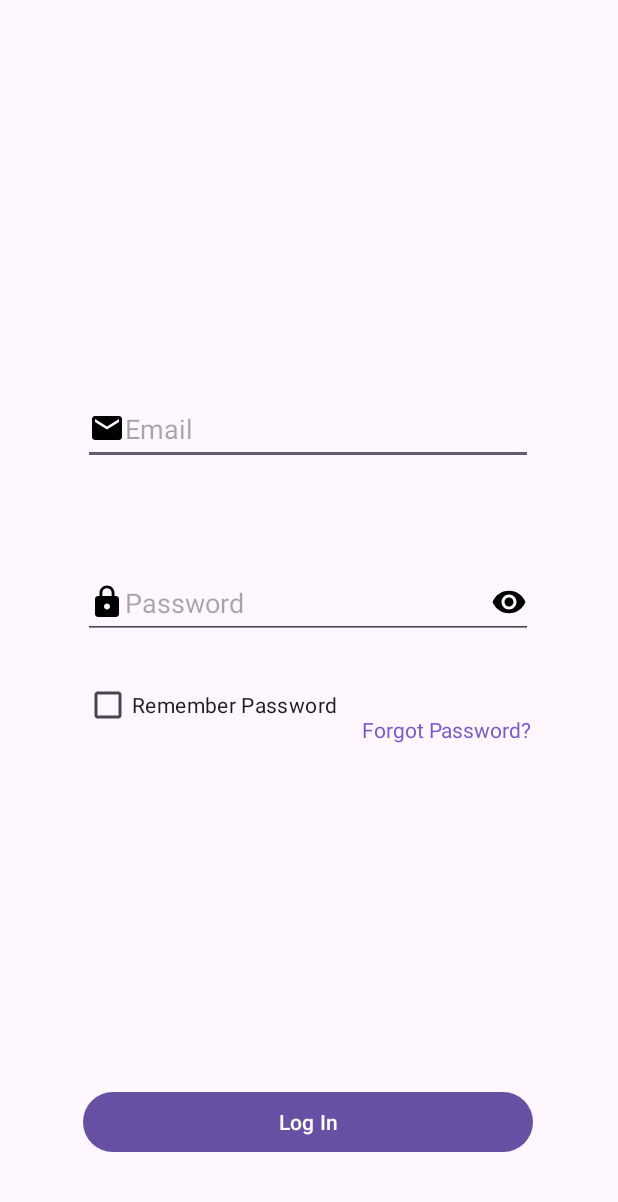
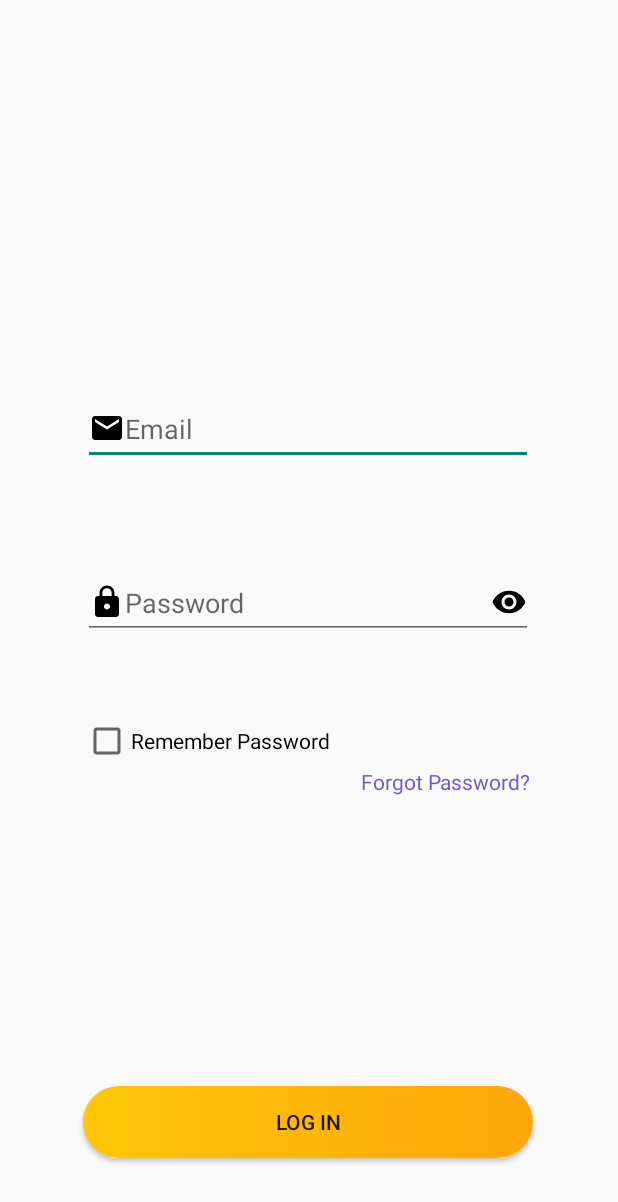
Before and after one commit to ismaelnaciri/IsmaCuts, an Android app: the LoginActivity screen opened directly, with no data from a screen before it, on a phone screen of 412 x 824 dp. Shown: the top 1202 px of the screen. Run offline under Robolectric (Android 15) with nearby library versions, the phone set to English and light mode, and no system bars; our stand-ins replace Firebase (no records; nobody signed in at launch, a user with empty details on screens opened directly), data binding.

Commit message:
Create user with auth and login works

```diff
--- a/app/build.gradle.kts
+++ b/app/build.gradle.kts
@@ -42,6 +42,7 @@ android {
 
 dependencies {
 
+    implementation("androidx.activity:activity:1.8.0")
     val nav_version = "2.7.5"
     val lifecycle_version = "2.6.2"
     val glide_version = "4.16.0"
--- a/app/src/main/java/cat/insvidreres/inf/ismacuts/login/LoginActivity.kt
+++ b/app/src/main/java/cat/insvidreres/inf/ismacuts/login/LoginActivity.kt
@@ -1,19 +1,55 @@
 package cat.insvidreres.inf.ismacuts.login
 
+import android.content.Context
+import android.content.Intent
 import androidx.appcompat.app.AppCompatActivity
 import android.os.Bundle
-import cat.insvidreres.inf.ismacuts.R
+import androidx.activity.viewModels
 import cat.insvidreres.inf.ismacuts.databinding.ActivityLoginBinding
+import cat.insvidreres.inf.ismacuts.users.UsersMainActivity
+import cat.insvidreres.inf.ismacuts.utils.ErrorHandler
+import com.google.firebase.Firebase
+import com.google.firebase.analytics.FirebaseAnalytics
+import com.google.firebase.analytics.analytics
+import com.google.firebase.firestore.FirebaseFirestore
+import com.google.firebase.firestore.firestore
 
-class LoginActivity : AppCompatActivity() {
+class LoginActivity : AppCompatActivity(), ErrorHandler {
+//    private val viewModel by viewModels()
+    private lateinit var binding: ActivityLoginBinding
+    private lateinit var db: FirebaseFirestore
+    private lateinit var analytics: FirebaseAnalytics
 
-    private lateinit var binding: ActivityLoginBinding
+    private val viewModel: LoginViewModel by viewModels()
 
     override fun onCreate(savedInstanceState: Bundle?) {
+        analytics = Firebase.analytics
+        db = Firebase.firestore
+
         super.onCreate(savedInstanceState)
         binding = ActivityLoginBinding.inflate(layoutInflater)
         setContentView(binding.root)
 
+        binding.loginPageLoginButton.setOnClickListener {
+            if (binding.loginEmailET.text.isNotEmpty() &&
+                binding.loginPasswordET.text.isNotEmpty())
+            {
 
+                val email = binding.loginEmailET.text.toString()
+                val password = binding.loginPasswordET.text.toString()
+
+                viewModel.loginWithEmailAndPw(email, password)
+
+                goToMainActivity(this)
+            }
+        }
     }
+
+
+    private fun goToMainActivity(context: Context) {
+        val intent = Intent(context, UsersMainActivity::class.java)
+        startActivity(intent)
+    }
+
+
 }
--- a/app/src/main/java/cat/insvidreres/inf/ismacuts/login/LoginViewModel.kt
+++ b/app/src/main/java/cat/insvidreres/inf/ismacuts/login/LoginViewModel.kt
@@ -1,8 +1,13 @@
 package cat.insvidreres.inf.ismacuts.login
 
 import androidx.lifecycle.ViewModel
+import cat.insvidreres.inf.ismacuts.repository.Repository
 
 class LoginViewModel: ViewModel() {
 
 
+
+    fun loginWithEmailAndPw(email: String, password: String) {
+        Repository.signIn(email, password)
+    }
 }
--- /dev/null
+++ b/app/src/main/res/drawable/main_gradient.xml
@@ -0,0 +1,15 @@
+<?xml version="1.0" encoding="utf-8"?>
+<shape xmlns:android="http://schemas.android.com/apk/res/android">
+
+    <gradient
+        android:startColor="#fec707"
+        android:endColor="#fea60b">
+    </gradient>
+    <corners
+        android:topRightRadius="35dp"
+        android:topLeftRadius="35dp"
+        android:bottomLeftRadius="35dp"
+        android:bottomRightRadius="35dp"
+        />
+
+</shape>
--- a/app/src/main/res/layout/activity_login.xml
+++ b/app/src/main/res/layout/activity_login.xml
@@ -57,10 +57,11 @@
             android:id="@+id/rememberPasswordCB"
             android:layout_width="wrap_content"
             android:layout_height="wrap_content"
-            android:layout_marginTop="20dp"
+            android:layout_marginTop="44dp"
+            android:minHeight="48dp"
             android:text="Remember Password"
             app:layout_constraintEnd_toEndOf="parent"
-            app:layout_constraintHorizontal_bias="0.229"
+            app:layout_constraintHorizontal_bias="0.225"
             app:layout_constraintStart_toStartOf="parent"
             app:layout_constraintTop_toBottomOf="@+id/loginPasswordET" />
 
@@ -72,16 +73,17 @@
             android:textColor="#7957D3"
             app:layout_constraintBottom_toTopOf="@+id/loginPageLoginButton"
             app:layout_constraintEnd_toEndOf="parent"
-            app:layout_constraintHorizontal_bias="0.222"
+            app:layout_constraintHorizontal_bias="0.263"
             app:layout_constraintStart_toEndOf="@+id/rememberPasswordCB"
             app:layout_constraintTop_toBottomOf="@+id/loginPasswordET"
-            app:layout_constraintVertical_bias="0.182" />
+            app:layout_constraintVertical_bias="0.306" />
 
         <Button
             android:id="@+id/loginPageLoginButton"
             android:layout_width="300dp"
             android:layout_height="wrap_content"
             android:layout_marginBottom="52dp"
+            android:background="@drawable/main_gradient"
             android:text="Log In"
             app:layout_constraintBottom_toBottomOf="parent"
             app:layout_constraintEnd_toEndOf="parent"
--- a/app/src/main/res/navigation/users_navigation.xml
+++ b/app/src/main/res/navigation/users_navigation.xml
@@ -8,4 +8,8 @@
         android:id="@+id/usersHomeFragment"
         android:name="cat.insvidreres.inf.ismacuts.users.home.UsersHomeFragment"
         android:label="UsersHomeFragment" />
+    <fragment
+        android:id="@+id/usersBookingFragment"
+        android:name="cat.insvidreres.inf.ismacuts.users.booking.UsersBookingFragment"
+        android:label="UsersBookingFragment" />
 </navigation>
--- a/app/src/main/res/values-night/themes.xml
+++ b/app/src/main/res/values-night/themes.xml
@@ -1,6 +1,6 @@
 <resources xmlns:tools="http://schemas.android.com/tools">
     <!-- Base application theme. -->
-    <style name="Base.Theme.IsmaCuts" parent="Theme.Material3.DayNight.NoActionBar">
+    <style name="Base.Theme.IsmaCuts" parent="Theme.AppCompat.DayNight.NoActionBar">
         <!-- Customize your dark theme here. -->
         <!-- <item name="colorPrimary">@color/my_dark_primary</item> -->
     </style>
--- a/app/src/main/res/values/themes.xml
+++ b/app/src/main/res/values/themes.xml
@@ -1,6 +1,6 @@
 <resources xmlns:tools="http://schemas.android.com/tools">
     <!-- Base application theme. -->
-    <style name="Base.Theme.IsmaCuts" parent="Theme.Material3.DayNight.NoActionBar">
+    <style name="Base.Theme.IsmaCuts" parent="Theme.AppCompat.Light.NoActionBar">
         <!-- Customize your light theme here. -->
         <!-- <item name="colorPrimary">@color/my_light_primary</item> -->
     </style>
```
Also changed, not shown: app/src/main/AndroidManifest.xml (+9 -7 lines), app/src/main/java/cat/insvidreres/inf/ismacuts/main_screen/MainScreenActivity.kt (+11 -0 lines), app/src/main/java/cat/insvidreres/inf/ismacuts/model/AvailableHours.kt (added, +7 -0 lines), app/src/main/java/cat/insvidreres/inf/ismacuts/model/User.kt (+6 -5 lines), app/src/main/java/cat/insvidreres/inf/ismacuts/register/RegisterActivity.kt (+35 -1 lines), app/src/main/java/cat/insvidreres/inf/ismacuts/register/RegisterViewModel.kt (added, +18 -0 lines), app/src/main/java/cat/insvidreres/inf/ismacuts/repository/Repository.kt (+53 -2 lines), app/src/main/java/cat/insvidreres/inf/ismacuts/users/booking/UsersBookingFragment.kt (added, +28 -0 lines), app/src/main/java/cat/insvidreres/inf/ismacuts/utils/ErrorHandler.kt (added, +21 -0 lines), app/src/main/res/layout/activity_main_screen.xml (+5 -5 lines), app/src/main/res/layout/activity_users_main.xml (+13 -13 lines), app/src/main/res/layout/fragment_users_booking.xml (added, +70 -0 lines).
